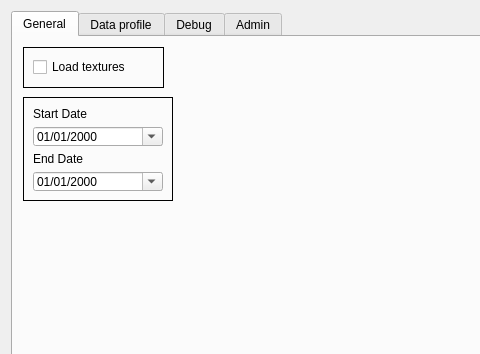
First picture: the form in ui/dialogSettings.ui, repository VCityTeam/3DUSE, before the edit; both pictures show x 0 to 480 and y 0 to 354 of the 1066 by 723 pixel window.
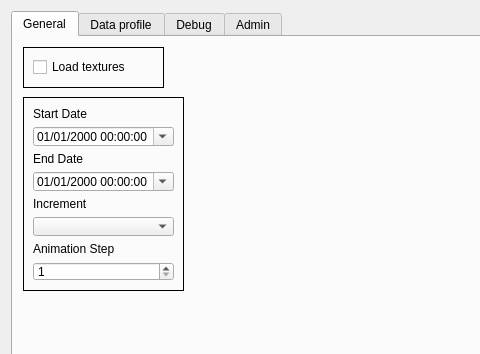
Second picture: the form after the edit.

Commit message: temporal settings: increment can be changed between Day and Second, and the step for the temporal animation can be modified too

Patch:
```diff
--- a/ui/dialogSettings.ui
+++ b/ui/dialogSettings.ui
@@ -60,8 +60,8 @@
         <rect>
          <x>10</x>
          <y>60</y>
-         <width>150</width>
-         <height>104</height>
+         <width>161</width>
+         <height>194</height>
         </rect>
        </property>
        <property name="frameShape">
@@ -78,7 +78,7 @@
         <item>
          <widget class="QDateTimeEdit" name="dateTimeEdit">
           <property name="displayFormat">
-           <string>dd/MM/yyyy</string>
+           <string>dd/MM/yyyy hh:mm:ss</string>
           </property>
           <property name="calendarPopup">
            <bool>true</bool>
@@ -95,13 +95,40 @@
         <item>
          <widget class="QDateTimeEdit" name="dateTimeEdit_2">
           <property name="displayFormat">
-           <string>dd/MM/yyyy</string>
+           <string>dd/MM/yyyy hh:mm:ss</string>
           </property>
           <property name="calendarPopup">
            <bool>true</bool>
           </property>
          </widget>
         </item>
+        <item>
+         <widget class="QLabel" name="label_13">
+          <property name="text">
+           <string>Increment</string>
+          </property>
+         </widget>
+        </item>
+        <item>
+         <widget class="QComboBox" name="comboBoxTempIncr"/>
+        </item>
+        <item>
+         <widget class="QLabel" name="label_14">
+          <property name="text">
+           <string>Animation Step</string>
+          </property>
+         </widget>
+        </item>
+        <item>
+         <widget class="QSpinBox" name="spinBoxTempIncr">
+          <property name="minimum">
+           <number>1</number>
+          </property>
+          <property name="maximum">
+           <number>86400</number>
+          </property>
+         </widget>
+        </item>
        </layout>
       </widget>
      </widget>
```
Left out of the diff: 4 changed lines with no effect on the pictures. The commit also changes 4 other files.
